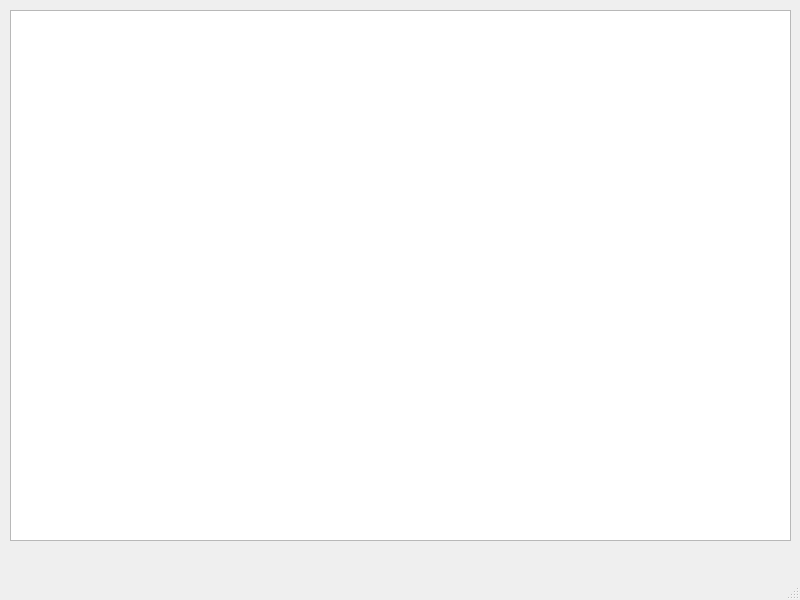
The window that main.ui (InferusAnima/Coffee) describes before a commit, drawn with Qt 5.
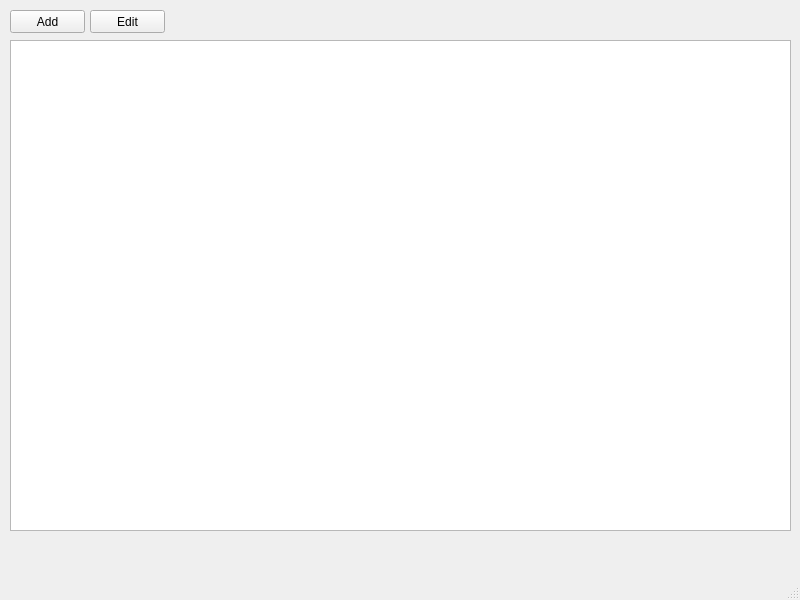
The same window after the commit.

What changed in the file:
```diff
--- a/main.ui
+++ b/main.ui
@@ -18,11 +18,50 @@
     <property name="geometry">
      <rect>
       <x>10</x>
+      <y>40</y>
+      <width>781</width>
+      <height>491</height>
+     </rect>
+    </property>
+   </widget>
+   <widget class="QPushButton" name="pushButton">
+    <property name="geometry">
+     <rect>
+      <x>10</x>
       <y>10</y>
+      <width>75</width>
+      <height>23</height>
+     </rect>
+    </property>
+    <property name="text">
+     <string>Add</string>
+    </property>
+   </widget>
+   <widget class="QPushButton" name="pushButton_2">
+    <property name="geometry">
+     <rect>
+      <x>90</x>
+      <y>10</y>
+      <width>75</width>
+      <height>23</height>
+     </rect>
+    </property>
+    <property name="text">
+     <string>Edit</string>
+    </property>
+   </widget>
+   <widget class="QLabel" name="error">
+    <property name="geometry">
+     <rect>
+      <x>10</x>
+      <y>540</y>
       <width>781</width>
-      <height>531</height>
+      <height>16</height>
      </rect>
     </property>
+    <property name="text">
+     <string/>
+    </property>
    </widget>
   </widget>
   <widget class="QMenuBar" name="menubar">
```
